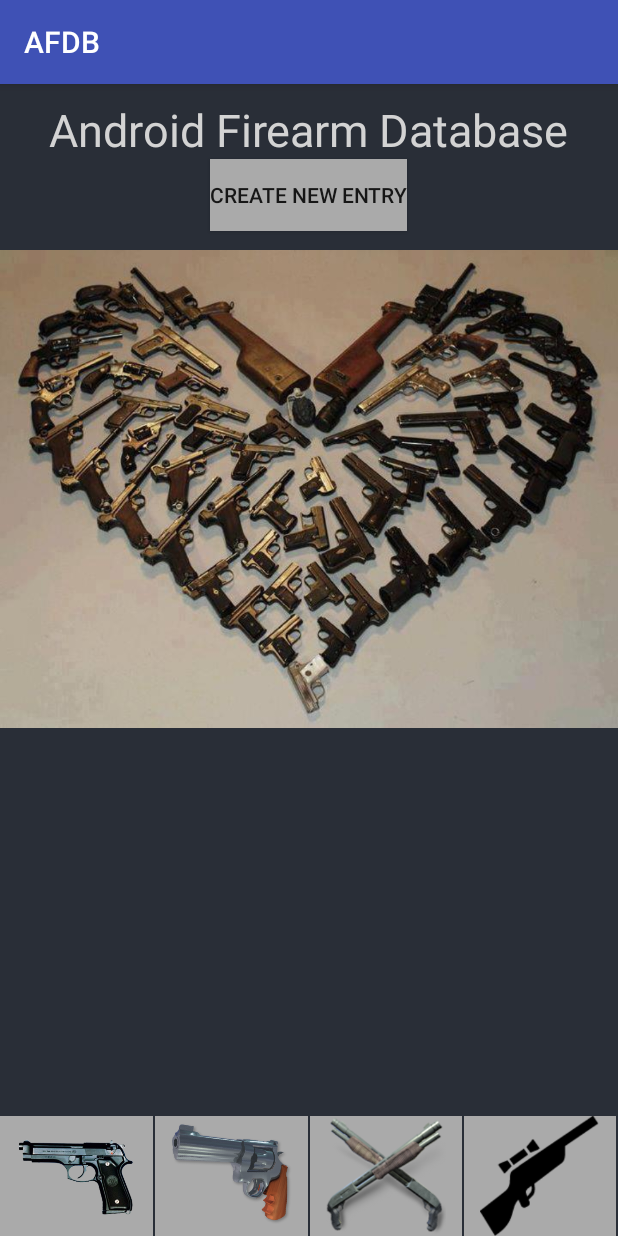
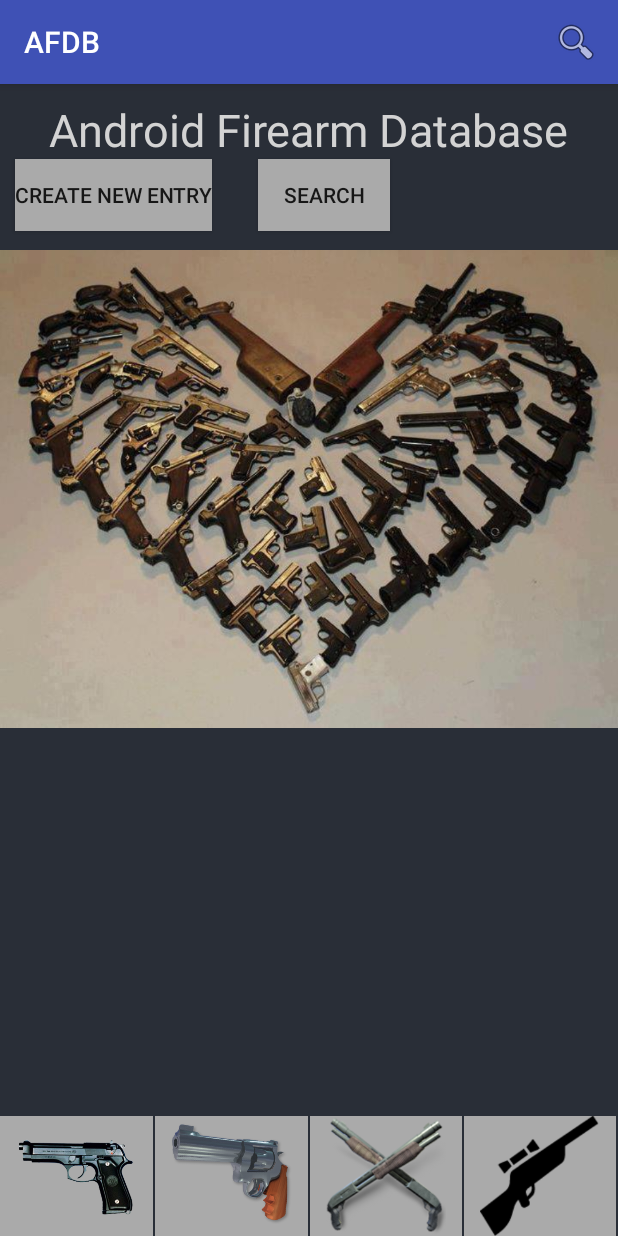
Before and after one commit to johnm589/ADI_Project2, an Android app: the screen it shows after launch (MainActivity), on a phone screen of 412 x 824 dp. Run offline under Robolectric (Android 15) with nearby library versions, the phone set to English and light mode, and no system bars.

Commit message:
starting to add search

```diff
--- a/AFDB/app/src/main/java/com/example/john/afdb/CreateActivity.java
+++ b/AFDB/app/src/main/java/com/example/john/afdb/CreateActivity.java
@@ -2,8 +2,11 @@ package com.example.john.afdb;
 
 import android.os.Bundle;
 import android.support.v7.app.AppCompatActivity;
+import android.view.View;
+import android.widget.Button;
 import android.widget.EditText;
 import android.widget.Spinner;
+import android.widget.Toast;
 
 public class CreateActivity extends AppCompatActivity {
 
@@ -22,12 +25,23 @@ public class CreateActivity extends AppCompatActivity {
         EditText caliberEdit = (EditText)findViewById(R.id.caliberET);
         EditText serialEdit = (EditText)findViewById(R.id.serialET);
 
-        Spinner typeSpin = (Spinner)findViewById(R.id.typeET);
 
         Spinner starEdit = (Spinner)findViewById(R.id.starET);
 
 
+        Button picButton = (Button)findViewById(R.id.pic);
 
+        picButton.setOnClickListener(new View.OnClickListener() {
+            @Override
+            public void onClick(View v) {
 
+                Spinner typeSpin = (Spinner)findViewById(R.id.typeET);
+
+                String text = typeSpin.getSelectedItem().toString();
+
+                Toast.makeText(CreateActivity.this, text, Toast.LENGTH_SHORT).show();
+
+            }
+        });
     }
 }
--- a/AFDB/app/src/main/java/com/example/john/afdb/MainActivity.java
+++ b/AFDB/app/src/main/java/com/example/john/afdb/MainActivity.java
@@ -3,6 +3,8 @@ package com.example.john.afdb;
 import android.content.Intent;
 import android.os.Bundle;
 import android.support.v7.app.AppCompatActivity;
+import android.view.Menu;
+import android.view.MenuInflater;
 import android.view.View;
 import android.widget.Button;
 import android.widget.ImageView;
@@ -69,4 +71,11 @@ public class MainActivity extends AppCompatActivity {
         });
 
     }
+    @Override
+    public boolean onCreateOptionsMenu(Menu menu) {
+        MenuInflater inflater = getMenuInflater();
+        inflater.inflate(R.menu.menu, menu);
+
+        return true;
+    }
 }
--- a/AFDB/app/src/main/res/layout/activity_main.xml
+++ b/AFDB/app/src/main/res/layout/activity_main.xml
@@ -21,6 +21,17 @@
         android:id="@+id/createButton"
         android:text="Create New Entry"
         android:layout_marginTop="50dp"
+        android:layout_gravity="top"
+        android:background="@android:color/darker_gray"
+        android:layout_marginLeft="10dp"
+        />
+    <Button
+        android:layout_width="wrap_content"
+        android:layout_height="wrap_content"
+        android:id="@+id/search_Button"
+        android:text="Search"
+        android:layout_marginTop="50dp"
+        android:layout_marginLeft="10dp"
         android:layout_gravity="top|center"
         android:background="@android:color/darker_gray"
         />
--- /dev/null
+++ b/AFDB/app/src/main/res/menu/menu.xml
@@ -0,0 +1,9 @@
+<?xml version="1.0" encoding="utf-8"?>
+<menu xmlns:android="http://schemas.android.com/apk/res/android"
+    xmlns:app="http://schemas.android.com/apk/res-auto">
+    <item android:id="@+id/search"
+        android:title="Search"
+        android:icon="@android:drawable/ic_menu_search"
+        app:showAsAction="collapseActionView|ifRoom"
+        app:actionViewClass="android.support.v7.widget.SearchView" />
+</menu>
```
